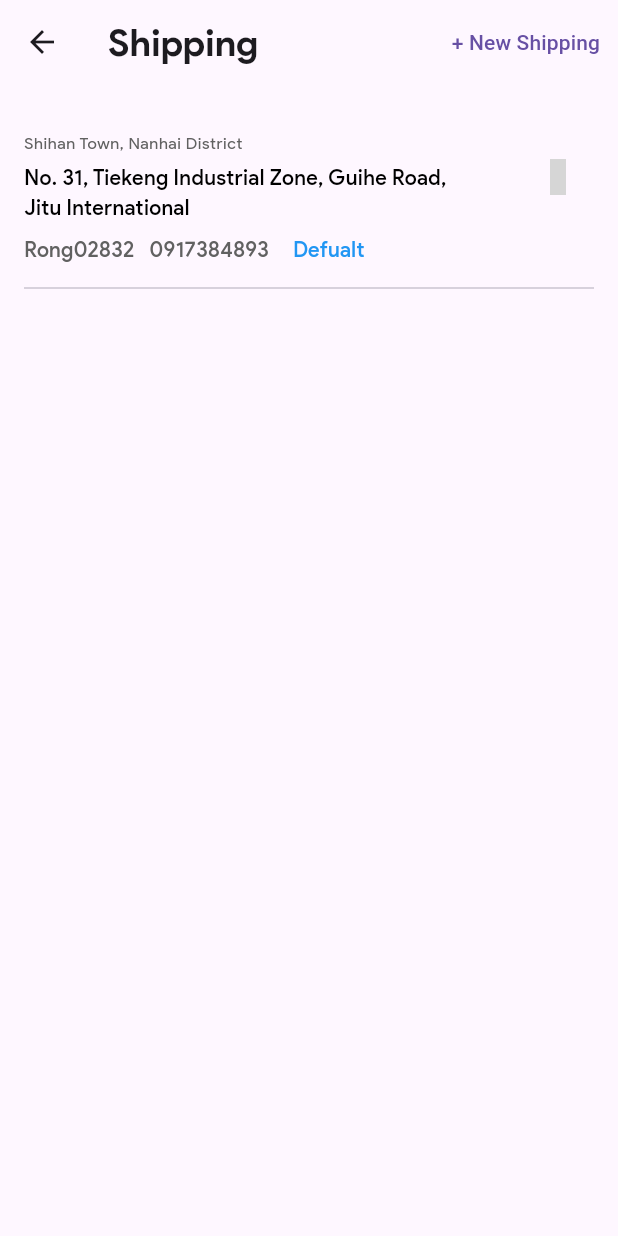
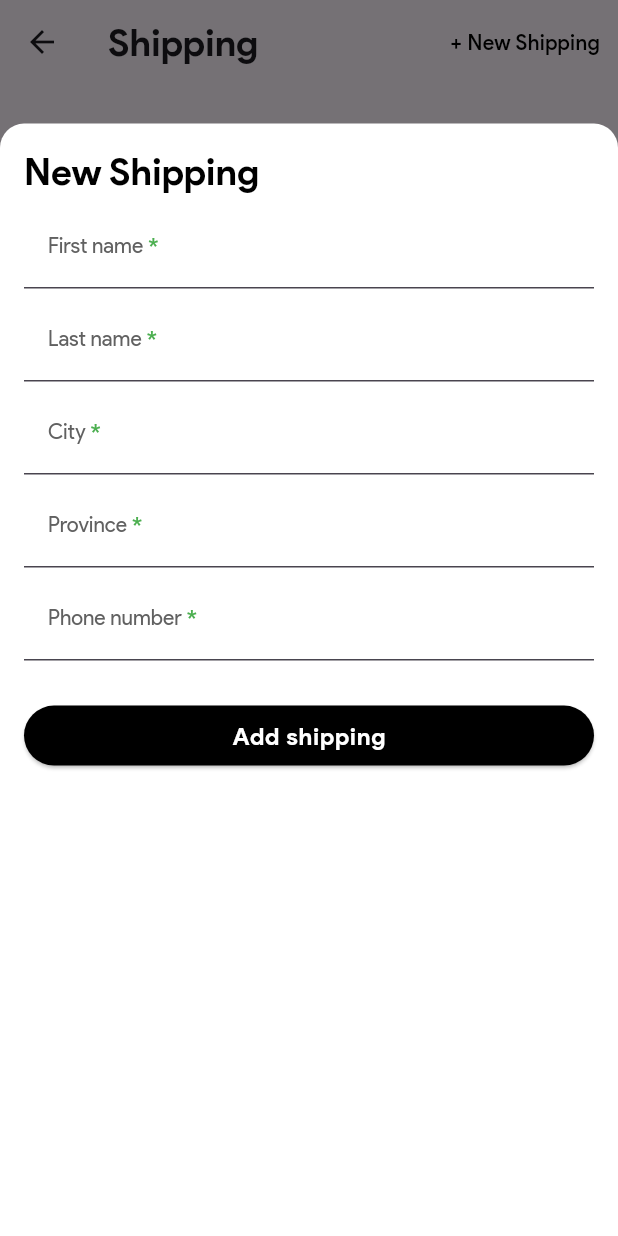
Before and after one commit to ChhairongCoding/E_commerce_app, a Flutter app: the ShippingScreen screen opened by its route, after a tap on "+ New Shipping", on a phone screen of 412 x 824 dp. Run offline on Flutter 3.47's test engine with Material 3 defaults, Android fonts, the phone set to English and light mode, and no system bars; our stand-ins replace cached_network_image, flutter_slidable, get, get_storage, hugeicons, jwt_decoder and 1 more; accounts and stored records are empty; network calls fail; grey boxes are pictures that could not be loaded.

Commit message:
Shipping add form

```diff
--- a/lib/controllers/home_controller.dart
+++ b/lib/controllers/home_controller.dart
@@ -6,6 +6,11 @@ import 'package:get/get.dart';
 
 class HomeController extends GetxController {
   RxString selectedCategory = 'All'.obs;
+  RxBool opendedFilter = false.obs;
+  final RxInt setectedCateIndex = 1.obs;
+
+
+
 
   RxMap<dynamic, dynamic> listDetail = {}.obs;
   List<Map<String, dynamic>> listProduct = [
@@ -224,4 +229,10 @@ class HomeController extends GetxController {
     promoPageController.dispose();
     super.onClose();
   }
+
+
+  void onFilter (){
+    opendedFilter.value = !opendedFilter.value;
+    print(opendedFilter);
+  }
 }
--- a/lib/core/utils/app_pages.dart
+++ b/lib/core/utils/app_pages.dart
@@ -11,7 +11,7 @@ import 'package:e_commerce_app/views/notification_screen.dart';
 import 'package:e_commerce_app/views/payment_view/checkout_screen.dart';
 import 'package:e_commerce_app/views/payment_view/payment_card_screen.dart';
 import 'package:e_commerce_app/views/payment_view/payment_form_screen.dart';
-import 'package:e_commerce_app/views/payment_view/shipping_screen.dart';
+import 'package:e_commerce_app/views/shipping_view/shipping_screen.dart';
 import 'package:e_commerce_app/views/categories_screen.dart';
 import 'package:e_commerce_app/views/theme_screen.dart';
 import 'package:e_commerce_app/widgets/custom_detail_product.dart';
--- a/lib/views/profile_screen.dart
+++ b/lib/views/profile_screen.dart
@@ -129,7 +129,7 @@ class ProfileScreen extends StatelessWidget {
                       CustomTextButton(
                         title: "My Order",
                         icon: HugeIcons.strokeRoundedShoppingBag02,
-                        appRoute: AppRoutes.shipping,
+                        appRoute: AppRoutes.myOrder,
                       ),
                       CustomTextButton(
                         title: "My Favourite",
--- /dev/null
+++ b/lib/views/shipping_view/new_shipping_bottom_sheet.dart
@@ -0,0 +1,107 @@
+import 'package:e_commerce_app/views/shipping_view/shipping_text_form.dart';
+import 'package:flutter/material.dart';
+import 'package:get/get.dart';
+
+class NewShippingBottomSheet extends StatelessWidget {
+  const NewShippingBottomSheet({super.key});
+
+  @override
+  Widget build(BuildContext context) {
+    return Scaffold(
+      appBar: AppBar(title: Text("Shipping")),
+      body: Center(
+        child: ElevatedButton(
+          onPressed: () => newShippingBottomSheet(context),
+          child: Text("Open Shipping Bottom Sheet"),
+        ),
+      ),
+    );
+  }
+}
+
+void newShippingBottomSheet(BuildContext context) {
+  final formKey = GlobalKey<FormState>();
+  final firstNameController = TextEditingController();
+  final lastNameController = TextEditingController();
+  final cityController = TextEditingController();
+  final provinceController = TextEditingController();
+  final phoneNumberController = TextEditingController();
+
+  Get.bottomSheet(
+    Container(
+      decoration: BoxDecoration(
+        borderRadius: BorderRadius.vertical(top: Radius.circular(16)),
+        color: Colors.white,
+      ),
+      width: double.infinity,
+      height: MediaQuery.of(context).size.height * 0.90,
+      child: Padding(
+        padding: const EdgeInsets.all(16.0),
+        child: Column(
+          crossAxisAlignment: CrossAxisAlignment.start,
+          children: [
+            Text(
+              "New Shipping",
+              style: Theme.of(
+                context,
+              ).textTheme.titleLarge?.copyWith(fontWeight: FontWeight.w800),
+            ),
+
+            // Add more fields here
+            Form(
+              key: formKey, // ← Correct placement here
+              child: Column(
+                children: [
+                  ShippingTextForm(
+                    hintText: "First name",
+                    controller: firstNameController,
+                  ),
+                  ShippingTextForm(
+                    hintText: "Last name",
+                    controller: lastNameController,
+                  ),
+                  ShippingTextForm(
+                    hintText: "City",
+                    controller: cityController,
+                  ),
+                  ShippingTextForm(
+                    hintText: "Province",
+                    controller: provinceController,
+                  ),
+                  ShippingTextForm(
+                    hintText: "Phone number",
+                    controller: phoneNumberController,
+                  ),
+                ],
+              ),
+            ),
+            SizedBox(height: 26),
+
+            ElevatedButton(
+              style: ElevatedButton.styleFrom(
+                fixedSize: Size(MediaQuery.of(context).size.width, 40),
+                backgroundColor: Colors.black
+              ),
+              onPressed: () {
+                if (formKey.currentState!.validate()) {
+                  ScaffoldMessenger.of(context).showSnackBar(
+                    const SnackBar(content: Text('Processing Data')),
+                  );
+                }
+              },
+              child: Text(
+                "Add shipping",
+                style: Theme.of(
+                  context,
+                ).textTheme.bodyLarge?.copyWith(color: Colors.white),
+              ),
+            ),
+          ],
+        ),
+      ),
+    ),
+    isDismissible: false,
+    enableDrag: true,
+    isScrollControlled: true,
+  );
+}
--- a/lib/views/payment_view/shipping_screen.dart
+++ b/lib/views/shipping_view/shipping_screen.dart
@@ -1,4 +1,5 @@
-import 'package:e_commerce_app/widgets/shipping_bottom_sheet.dart';
+import 'package:e_commerce_app/views/shipping_view/new_shipping_bottom_sheet.dart';
+import 'package:e_commerce_app/views/shipping_view/shipping_bottom_sheet.dart';
 import 'package:flutter/material.dart';
 import 'package:hugeicons/hugeicons.dart';
 
@@ -6,11 +7,16 @@ class ShippingScreen extends StatelessWidget {
   const ShippingScreen({super.key});
 
   @override
-  Widget build(BuildContext context) {
+Widget build(BuildContext context) {
     return Scaffold(
       appBar: AppBar(
         title: Text("Shipping"),
-        actions: [TextButton(onPressed: () {}, child: Text("+ New Shipping"))],
+        actions: [
+          TextButton(
+            onPressed: () => newShippingBottomSheet(context),
+            child: Text("+ New Shipping",style: Theme.of(context).textTheme.bodyMedium,),
+          ),
+        ],
       ),
       body: Padding(
         padding: EdgeInsets.all(16),
--- /dev/null
+++ b/lib/views/shipping_view/shipping_text_form.dart
@@ -0,0 +1,68 @@
+import 'package:flutter/material.dart';
+
+class ShippingTextForm extends StatelessWidget {
+  const ShippingTextForm({
+    super.key,
+    this.hintText,
+    this.onSuffixTap,
+    this.suffixIcon,
+    this.obscureText = false,
+    this.validator,
+    this.controller,
+  });
+
+  final String? hintText;
+  final VoidCallback? onSuffixTap;
+  final IconData? suffixIcon;
+  final bool? obscureText;
+  final TextEditingController? controller;
+  final String? Function(String?)? validator;
+
+  @override
+  Widget build(BuildContext context) {
+    return Column(
+      crossAxisAlignment: CrossAxisAlignment.start,
+      children: [
+        SizedBox(height: 6),
+        TextFormField(
+          controller: controller,
+          decoration: InputDecoration(
+            filled: true,
+            fillColor: Colors.transparent,
+            label: RichText(
+              text: TextSpan(
+                text: hintText ?? "",
+                style: TextStyle(
+                  fontSize: 14,
+                  color: Colors.grey[700],
+                  fontFamily: "ProductSans",
+                ),
+                children: const [
+                  TextSpan(
+                    text: " *",
+                    style: TextStyle(
+                      color: Colors.green,
+                      fontWeight: FontWeight.bold,
+                    ),
+                  ),
+                ],
+              ),
+            ),
+            suffixIcon: suffixIcon != null
+                ? IconButton(icon: Icon(suffixIcon), onPressed: onSuffixTap)
+                : null,
+          ),
+          obscureText: obscureText ?? false,
+          maxLines: 1,
+          validator: validator ??
+              (value) {
+                if (value == null || value.isEmpty) {
+                  return "Please enter some text";
+                }
+                return null;
+              },
+        ),
+      ],
+    );
+  }
+}
```
Also changed, not shown: lib/controllers/cart_controller.dart (+9 -1 lines), lib/views/cart_screen.dart (+14 -13 lines), lib/views/home_screen.dart (+14 -20 lines), lib/widgets/text_form_widget.dart (+8 -8 lines), lib/views/shipping_view/shipping_bottom_sheet.dart (renamed from lib/widgets/shipping_bottom_sheet.dart).
